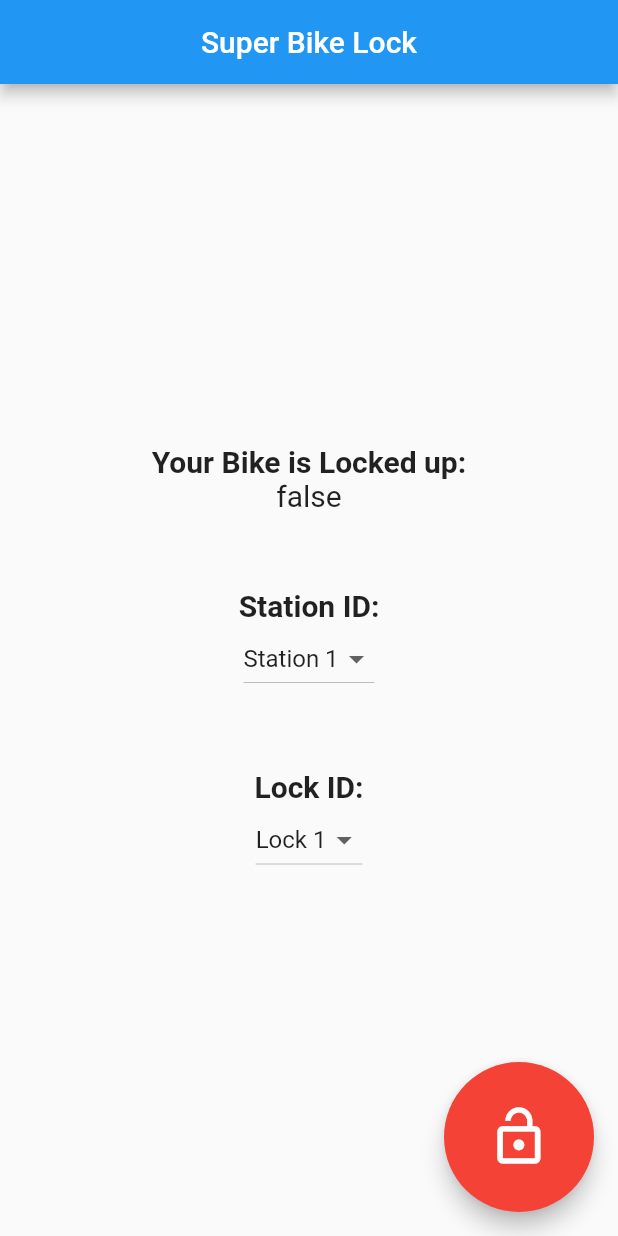
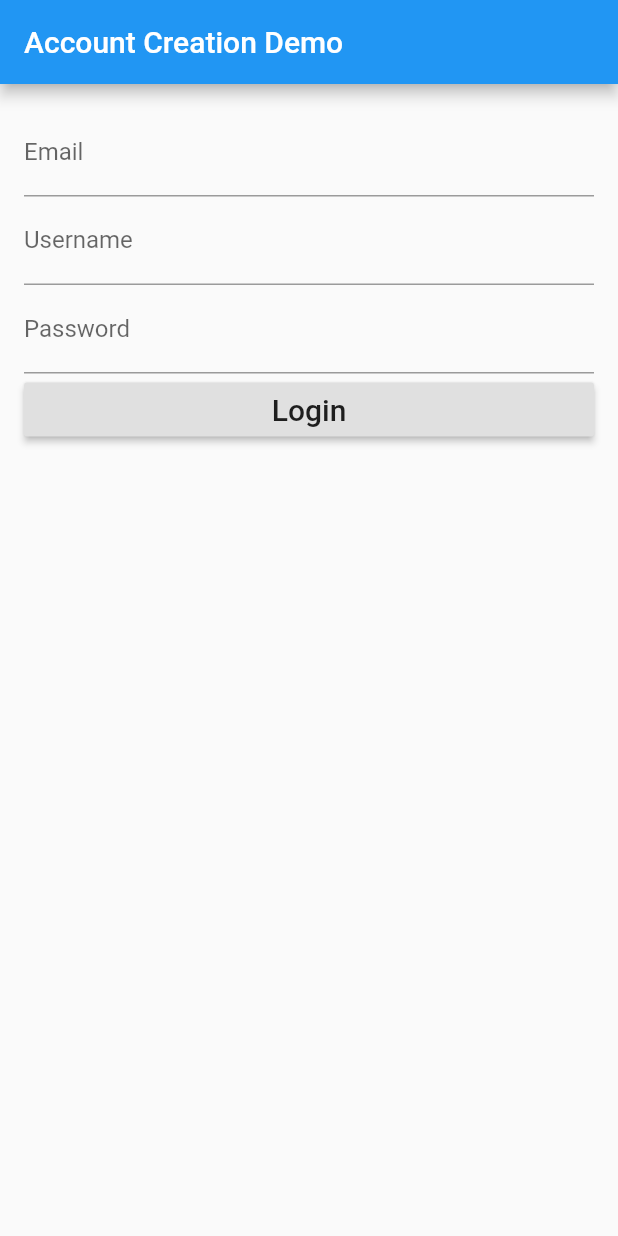
Before and after one commit to ChicoState/BikeLock, a Flutter app: the screen it shows after launch, on a phone screen of 412 x 824 dp. Run offline on Flutter 3.47's test engine with Material 2 defaults, Android fonts, the phone set to English and light mode, and no system bars.

Commit message:
- Only testing for login currently - Added form that accepts and validates email, username and password - Added in HTTP post request to create user that is called once login button is clicked

```diff
--- a/Mobile/lib/HTTPHelper.dart
+++ b/Mobile/lib/HTTPHelper.dart
@@ -11,6 +11,10 @@ final String STATION_API_CALL = "/api/lock/";
 final String DOMAIN = "rackServer:8000";
 
 final String METHOD = "http://";
+
+final String ACCOUNT_CREATION_URL = "/api/create-user/";
+
+final String WEBSERVER = "0.0.0.0:8000";
 
 //This class is meant to make all the HTTP requests cleaner
 class HTTPHelper {
@@ -27,6 +31,8 @@ class HTTPHelper {
     this.state = state;
   }
 
+  HTTPHelper.empty();
+
   //Post request using JSON
   Future<http.Response> post() async {
     var frame = json.encode({
@@ -36,7 +42,8 @@ class HTTPHelper {
     });
     developer.log("HTTP POST FRAME: " + frame);
 
-    final http.Response response = await http.post(METHOD + DOMAIN + this.api_method, body: frame);
+    final http.Response response = await http.post(
+        METHOD + DOMAIN + this.api_method, body: frame);
     developer.log('HTTP POST STATUS CODE: ' + response.statusCode.toString());
     developer.log('HTTP POST RESPONSE: ' + response.body.toString());
     return response;
@@ -58,4 +65,27 @@ class HTTPHelper {
     developer.log('HTTP GET RESPONSE: ' + response.body.toString());
     return response;
   }
+
+  Future<http.Response> createUser(String username, String password, String email) async {
+    //Creating data to be sent.
+    var frame = json.encode({
+      'username': username,
+      'password': password,
+      'email': email,
+    });
+
+
+//    String url = METHOD + WEBSERVER + ACCOUNT_CREATION_URL;
+//    developer.log(url);
+//    developer.log(frame);
+
+    //Post request to actually create account
+    http.Response response = await http.post(
+        METHOD + WEBSERVER + ACCOUNT_CREATION_URL, body: frame);
+
+    developer.log('HTTP GET STATUS CODE: ' + response.statusCode.toString());
+    developer.log('HTTP GET RESPONSE: ' + response.body.toString());
+
+  }
+
 }
--- /dev/null
+++ b/Mobile/lib/login_page.dart
@@ -0,0 +1,79 @@
+import 'package:flutter/material.dart';
+import 'HTTPHelper.dart';
+
+class LoginPage extends StatefulWidget {
+
+  @override
+  State<StatefulWidget> createState() => new _LoginPageState();
+
+}
+
+  class _LoginPageState extends State<LoginPage>{
+
+  final formKey = new GlobalKey<FormState>();
+
+  String _email;
+  String _username;
+  String _password;
+
+  bool validateAndSave() {
+    final form = formKey.currentState;
+    if(form.validate()){
+      form.save();
+      print('Form is Valid. Email: $_email, Username:$_username password: $_password');
+      return true;
+    } else {
+      print('Form is invalid. Email: $_email, password: $_password');
+      return false;
+    }
+  }
+
+  void validateAndSubmit() async {
+    if(validateAndSave()){
+        HTTPHelper createUserRequest = new HTTPHelper.empty();
+        createUserRequest.createUser(_username, _password, _email);
+      }
+  }
+  @override
+    Widget build(BuildContext context){
+
+      return new Scaffold(
+        appBar: new AppBar(
+          title: new Text('Account Creation Demo'),
+        ),
+        body: new Container(
+          padding: EdgeInsets.all(16.0),
+          child: new Form(
+            key: formKey,
+            child: new Column(
+              crossAxisAlignment: CrossAxisAlignment.stretch,
+              children: <Widget>[
+                new TextFormField(
+                  decoration: new InputDecoration(labelText: 'Email'),
+                  validator: (value) => value.isEmpty ? 'Email can\'t be empty' : null,
+                  onSaved: (value) => _email = value,
+                ),
+                new TextFormField(
+                  decoration: new InputDecoration(labelText: 'Username'),
+                  validator: (value) => value.isEmpty ? 'Username can\'t be empty' : null,
+                  onSaved: (value) => _username = value,
+                ),
+                new TextFormField(
+                  decoration: new InputDecoration(labelText: 'Password'),
+                  obscureText: true,
+                  validator: (value) => value.isEmpty ? 'Password can\'t be empty' : null,
+                  onSaved: (value) => _password = value,
+                ),
+                new RaisedButton(
+                  child: new Text('Login', style: new TextStyle(fontSize: 20.0)),
+                    onPressed: validateAndSubmit,
+                )
+              ]
+            )
+          )
+        )
+      );
+  }
+
+
+}
--- a/Mobile/lib/main.dart
+++ b/Mobile/lib/main.dart
@@ -3,6 +3,7 @@ import 'dart:developer' as developer;
 
 import 'package:flutter/material.dart';
 import 'HTTPHelper.dart';
+import 'login_page.dart';
 
 void main() => runApp(MyApp());
 
@@ -14,13 +15,13 @@ class MyApp extends StatelessWidget {
       theme: ThemeData(
         primarySwatch: Colors.blue,
       ),
-//      home: MyHomePage(title: 'Super Bike Lock'),
-      home: Scaffold(
-        body: Center(
-            child: new Center(
-          child: MyHomePage(title: 'Super Bike Lock'),
-        )),
-      ),
+      home: new LoginPage(),
+//      home: Scaffold(
+//        body: Center(
+//            child: new Center(
+//          child: MyHomePage(title: 'Super Bike Lock'),
+//        )),
+//      ),
     );
   }
 }
```
